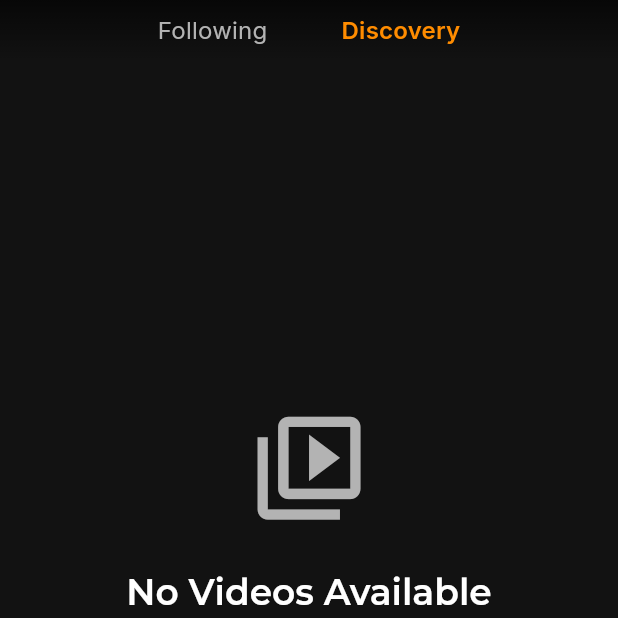
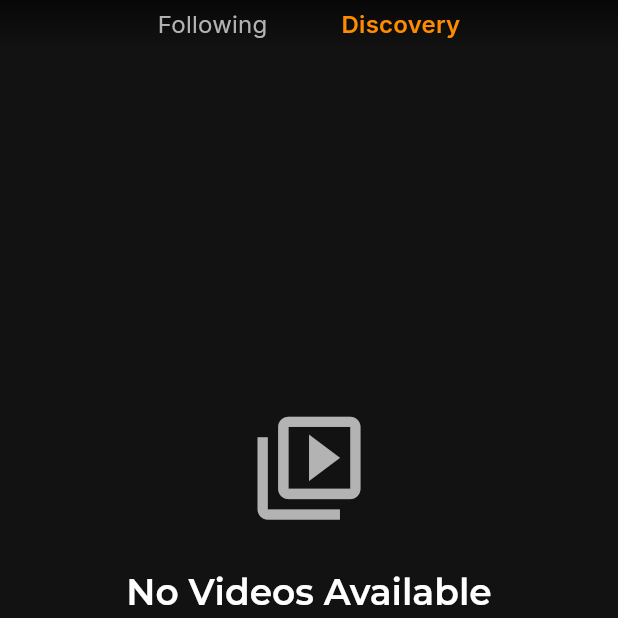
Before and after one commit to Gdogmacbobb/upload-now-works-fix-posting, a Flutter app: the DiscoveryFeed screen opened by its route, on a phone screen of 412 x 824 dp, the top half of it. Run offline on Flutter 3.47's test engine with Material 3 defaults, Android fonts, the phone set to English and light mode, and no system bars; our stand-ins replace cached_network_image, camera, connectivity_plus, dio, flutter_svg, google_fonts and 3 more; missing offline and left inert: dart:js, pointer_interceptor; accounts and stored records are empty.

Commit message:
Improve feed navigation header layout and spacing
Remove unused Padding widget and adjust Row properties in FeedNavigationHeaderWidget.

Replit-Commit-Author: Agent
Replit-Commit-Session-Id: 51560727-6fd7-48d3-871e-6b2ab858aad8
Replit-Commit-Checkpoint-Type: intermediate_checkpoint
Replit-Commit-Screenshot-Url: https://storage.googleapis.com/screenshot-production-us-central1/4182d4a2-9c3f-4636-927f-c3bf82d4f48b/51560727-6fd7-48d3-871e-6b2ab858aad8/rqJg1Rr

```diff
--- a/lib/widgets/feed_navigation_header_widget.dart
+++ b/lib/widgets/feed_navigation_header_widget.dart
@@ -32,8 +32,6 @@ class FeedNavigationHeaderWidget extends StatelessWidget {
       ),
       child: SafeArea(
         bottom: false,
-        child: Padding(
-          padding: EdgeInsets.symmetric(vertical: 0.5.h),
         child: Row(
           mainAxisAlignment: MainAxisAlignment.center,
           children: [
@@ -55,7 +53,6 @@ class FeedNavigationHeaderWidget extends StatelessWidget {
               () => _navigateToFeed(context, 'discovery'),
             ),
           ],
-          ),
         ),
       ),
     );
```
Lines whose indentation alone changed are shown as unchanged.
